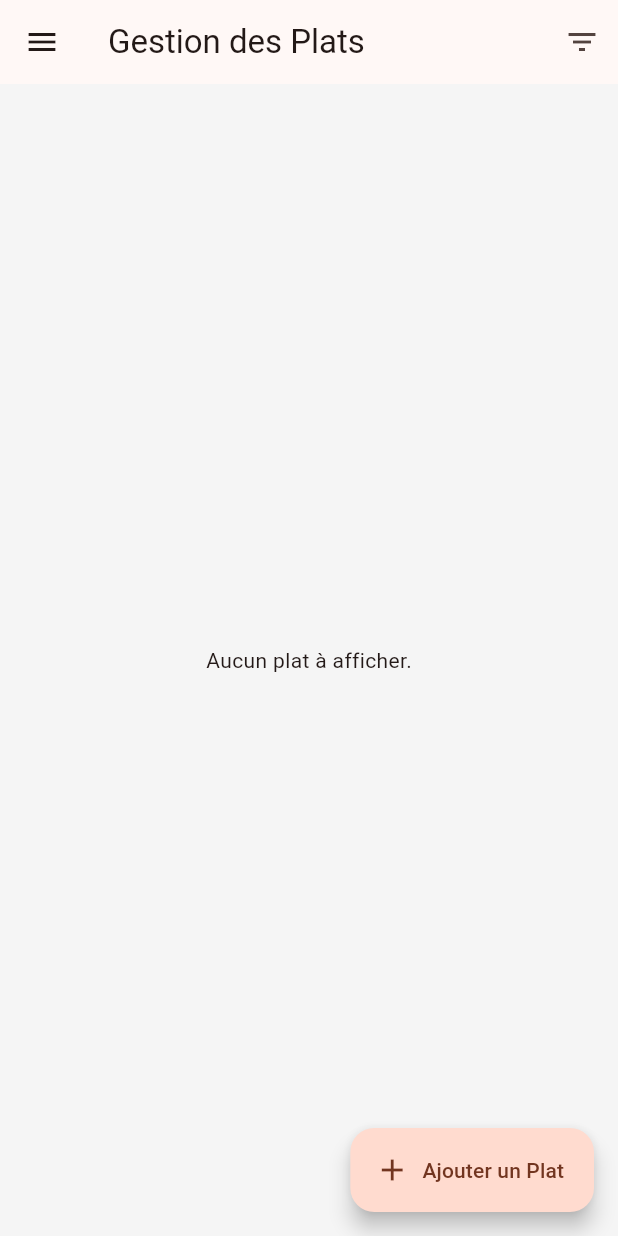
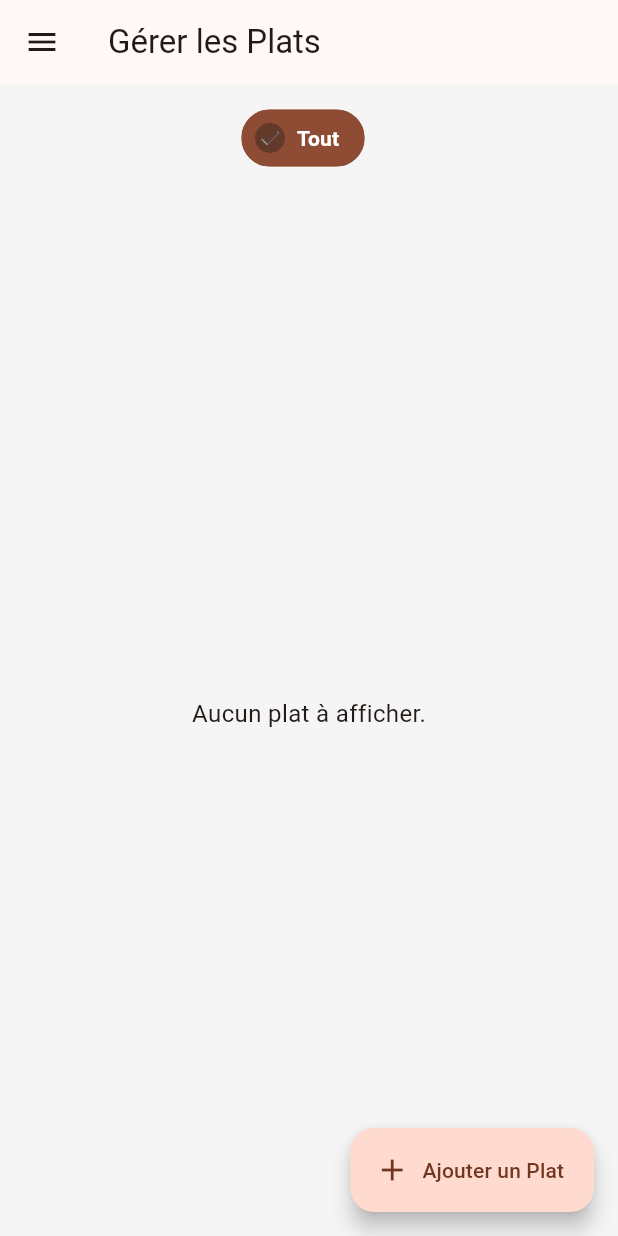
Before and after one commit to maroua-maliki/Gestion-Restaurant-Mobile, a Flutter app: the ManagePlatsScreen screen opened directly, on a phone screen of 412 x 824 dp. Run offline on Flutter 3.47's test engine with Material 3 defaults, Android fonts, the phone set to English and light mode, and no system bars; our stand-ins replace cloud_firestore, cloud_functions, firebase_auth, firebase_core, firebase_storage, image_picker; accounts and stored records are empty; generated files the repository leaves out were written again; statements that could not run were skipped.

Commit message:
menu trie 3

```diff
--- a/lib/screens/admin/menus/manage_plats_screen.dart
+++ b/lib/screens/admin/menus/manage_plats_screen.dart
@@ -13,58 +13,104 @@ class ManagePlatsScreen extends StatefulWidget {
 
 class _ManagePlatsScreenState extends State<ManagePlatsScreen> {
   final MenuService _menuService = MenuService();
-  String? _selectedCategoryId;
-  String? _selectedCategoryName;
-
-  IconData _getIconForCategory(String categoryName) {
-    final name = categoryName.toLowerCase();
-    if (name.contains('boisson')) return Icons.local_bar;
-    if (name.contains('dessert')) return Icons.cake;
-    if (name.contains('entrée')) return Icons.restaurant;
-    if (name.contains('plat')) return Icons.restaurant_menu;
-    return Icons.category_outlined;
-  }
+  String? _selectedCategoryId; // null signifie "Toutes les catégories"
 
   @override
   Widget build(BuildContext context) {
     return Scaffold(
       drawer: const AdminDrawer(),
       appBar: AppBar(
-        title: Text(_selectedCategoryName ?? 'Gestion des Plats'),
-        actions: [
-          StreamBuilder<QuerySnapshot>(
+        title: const Text('Gérer les Plats'),
+      ),
+      body: Column(
+        children: [
+          _buildFilterChips(),
+          Expanded(child: _buildPlatsView()),
+        ],
+      ),
+      floatingActionButton: FloatingActionButton.extended(
+        onPressed: () => _showMenuItemDialog(),
+        icon: const Icon(Icons.add),
+        label: const Text('Ajouter un Plat'),
+      ),
+    );
+  }
+
+  Widget _buildFilterChips() {
+    return StreamBuilder<QuerySnapshot>(
       stream: _menuService.getCategories(),
       builder: (context, snapshot) {
-              if (!snapshot.hasData) return const SizedBox.shrink();
+        if (!snapshot.hasData) {
+          return const Center(child: Padding(
+            padding: EdgeInsets.all(8.0),
+            child: CircularProgressIndicator(),
+          ));
+        }
+
         final categories = snapshot.data!.docs;
-              return PopupMenuButton<Map<String, String?>>(
-                icon: const Icon(Icons.filter_list),
-                onSelected: (value) {
-                  setState(() {
-                    _selectedCategoryId = value['id'];
-                    _selectedCategoryName = value['name'];
+         final sortedCategories = List<DocumentSnapshot>.from(categories)..sort((a,b) {
+           final aName = ((a.data() as Map<String, dynamic>)?['name'] ?? '').toLowerCase();
+           final bName = ((b.data() as Map<String, dynamic>)?['name'] ?? '').toLowerCase();
+           final order = {'entrée': 1, 'plat': 2, 'dessert': 3, 'boisson': 4};
+           return (order[aName] ?? 5).compareTo(order[bName] ?? 5);
         });
-                },
-                itemBuilder: (context) {
-                  return [
-                    const PopupMenuItem<Map<String, String?>>(value: {'id': null, 'name': null}, child: Text('Toutes les catégories')),
-                    ...categories.map((doc) {
-                      final categoryName = (doc.data() as Map)['name'] as String;
-                      return PopupMenuItem<Map<String, String?>>(value: {'id': doc.id, 'name': categoryName}, child: Text(categoryName));
-                    })
-                  ];
+
+
+        return Container(
+          padding: const EdgeInsets.symmetric(horizontal: 12.0, vertical: 12.0),
+          color: Colors.transparent,
+          child: SingleChildScrollView(
+            scrollDirection: Axis.horizontal,
+            child: Row(
+              children: [
+                _buildChoiceChip(context, 'Tout', null),
+                const SizedBox(width: 8),
+                ...sortedCategories.map((doc) {
+                  final categoryName = (doc.data() as Map<String, dynamic>)['name'] ?? 'Inconnue';
+                  return Padding(
+                    padding: const EdgeInsets.only(right: 8.0),
+                    child: _buildChoiceChip(context, categoryName, doc.id),
+                  );
+                }),
+              ],
+            ),
+          ),
+        );
       },
     );
+  }
+
+  Widget _buildChoiceChip(BuildContext context, String label, String? categoryId) {
+    final bool isSelected = _selectedCategoryId == categoryId;
+    return ChoiceChip(
+      label: Text(label),
+      selected: isSelected,
+      onSelected: (bool selected) {
+        if (selected) {
+          setState(() {
+            _selectedCategoryId = categoryId;
+          });
+        }
       },
-          )
-        ],
+      backgroundColor: Theme.of(context).colorScheme.surfaceVariant,
+      selectedColor: Theme.of(context).primaryColor,
+      labelStyle: TextStyle(
+        color: isSelected ? Theme.of(context).colorScheme.onPrimary : Theme.of(context).colorScheme.onSurfaceVariant,
+        fontWeight: isSelected ? FontWeight.bold : FontWeight.normal
       ),
-      body: StreamBuilder<QuerySnapshot>(
+      avatar: isSelected ? Icon(Icons.check, color: Theme.of(context).colorScheme.onPrimary, size: 16) : null,
+      shape: RoundedRectangleBorder(
+        borderRadius: BorderRadius.circular(20),
+        side: BorderSide(color: isSelected ? Theme.of(context).primaryColor : Colors.transparent),
+      ),
+    );
+  }
+
+  Widget _buildPlatsView() {
+    return StreamBuilder<QuerySnapshot>(
       stream: _menuService.getCategories(),
       builder: (context, categorySnapshot) {
-          if (!categorySnapshot.hasData) {
-            return const Center(child: CircularProgressIndicator());
-          }
+        if (!categorySnapshot.hasData) return const Center(child: CircularProgressIndicator());
 
         final categoriesMap = <String, Map<String, dynamic>>{
           for (var doc in categorySnapshot.data!.docs) doc.id: doc.data() as Map<String, dynamic>
@@ -76,65 +122,34 @@ class _ManagePlatsScreenState extends State<ManagePlatsScreen> {
             if (categoryName.contains('plat')) return 2;
             if (categoryName.contains('dessert')) return 3;
             if (categoryName.contains('boisson')) return 4;
-            return 5; // Pour les catégories non reconnues ou sans catégorie
+            return 5;
         }
 
         return StreamBuilder<QuerySnapshot>(
           stream: _menuService.getMenuItems(_selectedCategoryId),
           builder: (context, itemSnapshot) {
-              if (!itemSnapshot.hasData) {
+            if (itemSnapshot.connectionState == ConnectionState.waiting) {
               return const Center(child: CircularProgressIndicator());
             }
-              if (itemSnapshot.data!.docs.isEmpty) {
-                return const Center(child: Text("Aucun plat à afficher."));
+            if (!itemSnapshot.hasData || itemSnapshot.data!.docs.isEmpty) {
+              return const Center(child: Text("Aucun plat à afficher.", style: TextStyle(fontSize: 16)));
             }
 
-              final items = List<DocumentSnapshot>.from(itemSnapshot.data!.docs);
+            final items = itemSnapshot.data!.docs;
 
-              // Si une catégorie est sélectionnée, on affiche une grille simple
-              if (_selectedCategoryId != null) {
-                items.sort((a,b) { // Tri par nom
-                  final aName = (a.data() as Map<String, dynamic>)['name'] as String? ?? '';
-                  final bName = (b.data() as Map<String, dynamic>)['name'] as String? ?? '';
-                  return aName.toLowerCase().compareTo(bName.toLowerCase());
-                });
-                return GridView.builder(
-                  padding: const EdgeInsets.all(12),
-                  gridDelegate: const SliverGridDelegateWithFixedCrossAxisCount(
-                    crossAxisCount: 2,
-                    childAspectRatio: 0.8,
-                    mainAxisSpacing: 12,
-                    crossAxisSpacing: 12,
-                  ),
-                  itemCount: items.length,
-                  itemBuilder: (context, index) => _buildPlatCard(items[index]),
-                );
-              }
-
-              // --- Si on affiche tout, on groupe par catégorie avec des en-têtes ---
-
-              // 1. Grouper les plats par categoryId
+            // --- Si on AFFICHE TOUT, on groupe par catégorie ---
+            if (_selectedCategoryId == null) {
               final groupedItems = <String, List<DocumentSnapshot>>{};
               for (final item in items) {
                 final categoryId = (item.data() as Map<String, dynamic>)['categoryId'] as String?;
-                if (categoryId == null) continue;
+                if (categoryId != null) {
                   (groupedItems[categoryId] ??= []).add(item);
                 }
+              }
 
-              // 2. Trier les plats par nom à l'intérieur de chaque groupe
-              groupedItems.forEach((_, itemList) {
-                itemList.sort((a, b) {
-                  final aName = (a.data() as Map<String, dynamic>)['name'] as String? ?? '';
-                  final bName = (b.data() as Map<String, dynamic>)['name'] as String? ?? '';
-                  return aName.toLowerCase().compareTo(bName.toLowerCase());
-                });
-              });
-
-              // 3. Trier les catégories dans l'ordre souhaité
               final sortedCategoryIds = groupedItems.keys.toList()
                 ..sort((a, b) => getCategoryOrder(a).compareTo(getCategoryOrder(b)));
 
-              // 4. Construire la vue avec des en-têtes et des grilles
               return CustomScrollView(
                 slivers: sortedCategoryIds.expand((categoryId) => [
                   SliverToBoxAdapter(
@@ -150,10 +165,7 @@ class _ManagePlatsScreenState extends State<ManagePlatsScreen> {
                     padding: const EdgeInsets.symmetric(horizontal: 12.0),
                     sliver: SliverGrid(
                       gridDelegate: const SliverGridDelegateWithFixedCrossAxisCount(
-                        crossAxisCount: 2,
-                        childAspectRatio: 0.8,
-                        mainAxisSpacing: 12,
-                        crossAxisSpacing: 12,
+                        crossAxisCount: 2, childAspectRatio: 0.8, mainAxisSpacing: 12, crossAxisSpacing: 12,
                       ),
                       delegate: SliverChildBuilderDelegate(
                         (context, index) => _buildPlatCard(groupedItems[categoryId]![index]),
@@ -163,15 +175,26 @@ class _ManagePlatsScreenState extends State<ManagePlatsScreen> {
                   ),
                 ]).toList(),
               );
+            }
+            // --- Si une CATÉGORIE EST SÉLECTIONNÉE, on affiche une grille simple ---
+            else {
+              items.sort((a,b) {
+                  final aName = (a.data() as Map<String, dynamic>)?['name'] ?? '';
+                  final bName = (b.data() as Map<String, dynamic>)?['name'] ?? '';
+                  return aName.toLowerCase().compareTo(bName.toLowerCase());
+                });
+              return GridView.builder(
+                padding: const EdgeInsets.all(12),
+                gridDelegate: const SliverGridDelegateWithFixedCrossAxisCount(
+                  crossAxisCount: 2, childAspectRatio: 0.8, mainAxisSpacing: 12, crossAxisSpacing: 12,
+                ),
+                itemCount: items.length,
+                itemBuilder: (context, index) => _buildPlatCard(items[index]),
+              );
+            }
           },
         );
       },
-      ),
-       floatingActionButton: FloatingActionButton.extended(
-        onPressed: () => _showMenuItemDialog(),
-        icon: const Icon(Icons.add),
-        label: const Text('Ajouter un Plat'),
-      ),
     );
   }
 
@@ -198,22 +221,22 @@ class _ManagePlatsScreenState extends State<ManagePlatsScreen> {
               ),
             ),
             Padding(
-              padding: const EdgeInsets.all(8.0),
+              padding: const EdgeInsets.fromLTRB(8,8,8,0),
               child: Column(
                 crossAxisAlignment: CrossAxisAlignment.start,
                 children: [
                   Text(data['name'] ?? '', style: const TextStyle(fontWeight: FontWeight.bold, fontSize: 16), maxLines: 1, overflow: TextOverflow.ellipsis),
                   const SizedBox(height: 2),
                   Text('${data['price']} DH', style: TextStyle(color: Theme.of(context).colorScheme.primary, fontWeight: FontWeight.w600, fontSize: 14)),
+                ],
+              ),
+            ),
              SwitchListTile(
                     title: const Text('Dispo.', style: TextStyle(fontSize: 12)),
                     value: isAvailable,
                     onChanged: (val) => _menuService.updateMenuItem(doc.id, {'isAvailable': val}),
                     dense: true,
-                    contentPadding: EdgeInsets.zero,
-                  ),
-                ],
-              ),
+                    contentPadding: const EdgeInsets.symmetric(horizontal: 4.0),
              ),
           ],
         ),
```
Lines whose indentation alone changed are shown as unchanged.
